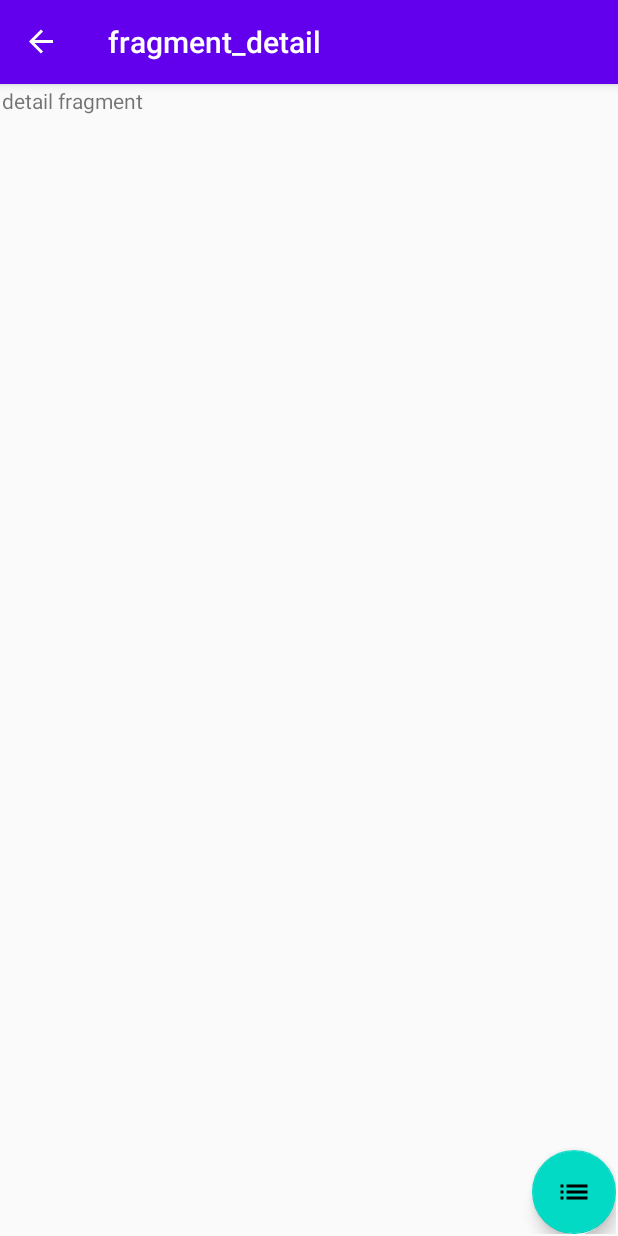
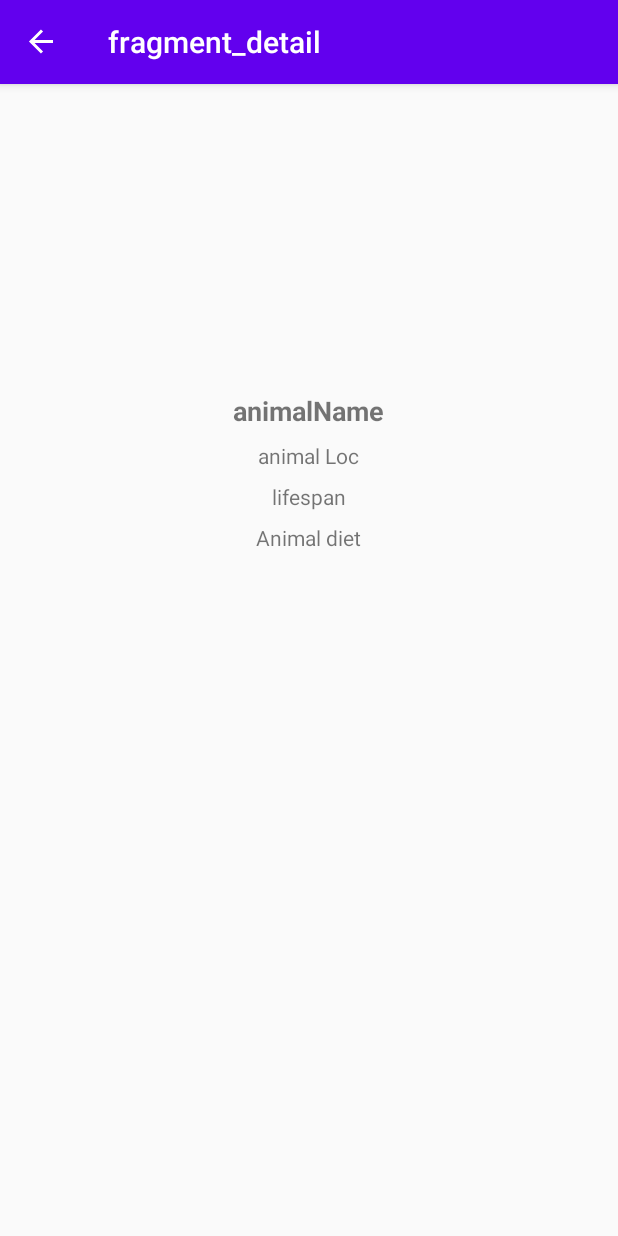
Before and after one commit to AssemAbdirashova/Android_project, an Android app: the DetailFragment screen opened through its navigation route, on a phone screen of 412 x 824 dp. Run offline under Robolectric (Android 15) with nearby library versions, the phone set to English and light mode, and no system bars; our stand-ins replace RxJava, navigation-ui; network calls fail.

Commit message:
MVVM added

```diff
--- a/app/src/main/AndroidManifest.xml
+++ b/app/src/main/AndroidManifest.xml
@@ -1,11 +1,12 @@
 <?xml version="1.0" encoding="utf-8"?>
 <manifest xmlns:android="http://schemas.android.com/apk/res/android"
     package="com.example.project">
-
+    <uses-permission android:name="android.permission.INTERNET"/>
     <application
         android:allowBackup="true"
         android:icon="@mipmap/ic_launcher"
         android:label="@string/app_name"
+        android:usesCleartextTraffic="true"
         android:roundIcon="@mipmap/ic_launcher_round"
         android:supportsRtl="true"
         android:theme="@style/AppTheme">
--- /dev/null
+++ b/app/src/main/java/com/example/project/model/AnimalApi.kt
@@ -0,0 +1,18 @@
+package com.example.project.model
+
+import io.reactivex.Single
+import retrofit2.http.Field
+import retrofit2.http.FormUrlEncoded
+import retrofit2.http.GET
+import retrofit2.http.POST
+
+interface AnimalApi {
+    @GET("getKey")
+    fun getApiKey(): Single<Apikey>
+
+    @FormUrlEncoded
+    @POST("getAnimals")
+    fun getAnimals(@Field("key") key: String): Single<List<Animal>>
+
+
+}
--- /dev/null
+++ b/app/src/main/java/com/example/project/model/AnimalApiService.kt
@@ -0,0 +1,25 @@
+package com.example.project.model
+
+import io.reactivex.Single
+import retrofit2.Retrofit
+import retrofit2.adapter.rxjava2.RxJava2CallAdapterFactory
+import retrofit2.converter.gson.GsonConverterFactory
+
+class AnimalApiService {
+    private val BASE_URL = "https://us-central1-apis-4674e.cloudfunctions.net"
+
+    private val api = Retrofit.Builder()
+        .baseUrl(BASE_URL)
+        .addConverterFactory(GsonConverterFactory.create())
+        .addCallAdapterFactory(RxJava2CallAdapterFactory.create())
+        .build()
+        .create(AnimalApi::class.java)
+
+    fun getApiKey(): Single<Apikey> {
+        return api.getApiKey()
+    }
+
+    fun getAnimals(key: String): Single<List<Animal>> {
+        return api.getAnimals(key)
+    }
+}
--- /dev/null
+++ b/app/src/main/java/com/example/project/util/SharedPreferencesHelper.kt
@@ -0,0 +1,17 @@
+package com.example.project.util
+
+import android.content.Context
+import android.preference.PreferenceManager
+
+class SharedPreferencesHelper(context: Context){
+    private val PREF_API_KEY = "Api key"
+    private val prefs = PreferenceManager.getDefaultSharedPreferences(context.applicationContext)
+
+    fun saveApiKey(key: String){
+        prefs.edit().putString(PREF_API_KEY, key).apply()
+    }
+
+    fun getApiKey() = prefs.getString(PREF_API_KEY, null)
+
+
+}
--- a/app/src/main/java/com/example/project/view/DetailFragment.kt
+++ b/app/src/main/java/com/example/project/view/DetailFragment.kt
@@ -1,16 +1,14 @@
 package com.example.project.view
 
 import android.os.Bundle
-import androidx.fragment.app.Fragment
 import android.view.LayoutInflater
 import android.view.View
 import android.view.ViewGroup
-import androidx.navigation.Navigation
-
+import androidx.fragment.app.Fragment
 import com.example.project.R
-import kotlinx.android.synthetic.main.fragment_detail.*
 
 class DetailFragment : Fragment() {
+
 
     override fun onCreateView(
         inflater: LayoutInflater, container: ViewGroup?,
@@ -19,11 +17,4 @@ class DetailFragment : Fragment() {
         return inflater.inflate(R.layout.fragment_detail, container, false)
     }
 
-    override fun onViewCreated(view: View, savedInstanceState: Bundle?) {
-        super.onViewCreated(view, savedInstanceState)
-        buttonList.setOnClickListener {
-            val action = DetailFragmentDirections.detailList()
-            Navigation.findNavController(it).navigate(action)
-        }
-    }
 }
--- a/app/src/main/java/com/example/project/view/ListFragment.kt
+++ b/app/src/main/java/com/example/project/view/ListFragment.kt
@@ -1,16 +1,41 @@
 package com.example.project.view
 
 import android.os.Bundle
-import androidx.fragment.app.Fragment
 import android.view.LayoutInflater
 import android.view.View
 import android.view.ViewGroup
-import androidx.navigation.Navigation
-
+import androidx.fragment.app.Fragment
+import androidx.lifecycle.Observer
+import androidx.lifecycle.ViewModelProviders
+import androidx.recyclerview.widget.GridLayoutManager
 import com.example.project.R
+import com.example.project.model.Animal
+import com.example.project.viewmodel.ListVewModel
 import kotlinx.android.synthetic.main.fragment_list.*
 
 class ListFragment : Fragment() {
+    private lateinit var viewModel: ListVewModel
+    private val listAdapter = AnimalListAdapter(arrayListOf())
+    private val animalListDataObserver = Observer<List<Animal>> {
+        list ->
+        list?.let{
+            animalList.visibility = View.VISIBLE
+            listAdapter.updateAnimalList(it)
+        }
+    }
+    private val loadingLiveDateObserver = Observer<Boolean> {
+        isLoading ->
+        loadingView.visibility = if(isLoading) View.VISIBLE else View.GONE
+        if(isLoading) {
+            errorlist.visibility = View.GONE
+            animalList.visibility = View.GONE
+        }
+    }
+    private val errorLiveDateObserver = Observer<Boolean> {
+        isError->
+        errorlist.visibility = if(isError) View.VISIBLE else View.GONE
+    }
+
 
 
     override fun onCreateView(
@@ -22,10 +47,24 @@ class ListFragment : Fragment() {
 
     override fun onViewCreated(view: View, savedInstanceState: Bundle?) {
         super.onViewCreated(view, savedInstanceState)
-        buttonDetail.setOnClickListener{
-            val action = ListFragmentDirections.listDetail()
-            Navigation.findNavController(it).navigate(action)
+        viewModel = ViewModelProviders.of(this).get(ListVewModel::class.java)
+        viewModel.animals.observe(viewLifecycleOwner, animalListDataObserver)
+        viewModel.loading.observe(viewLifecycleOwner, errorLiveDateObserver)
+        viewModel.refresh()
+        animalList.apply {
+            layoutManager = GridLayoutManager(context, 2)
+            adapter = listAdapter
         }
+        refreshLayout.setOnRefreshListener{
+            animalList.visibility = View.GONE
+            errorlist.visibility = View.GONE
+            loadingView.visibility = View.VISIBLE
+            viewModel.refresh()
+            refreshLayout.isRefreshing = false
+            loadingView.visibility = View.GONE
+        }
+
     }
 
+
 }
--- a/app/src/main/java/com/example/project/view/MainActivity.kt
+++ b/app/src/main/java/com/example/project/view/MainActivity.kt
@@ -1,7 +1,7 @@
 package com.example.project.view
 
+import android.os.Bundle
 import androidx.appcompat.app.AppCompatActivity
-import android.os.Bundle
 import androidx.navigation.NavController
 import androidx.navigation.Navigation
 import androidx.navigation.ui.NavigationUI
@@ -16,7 +16,6 @@ class MainActivity : AppCompatActivity() {
         navController = Navigation.findNavController(this, R.id.fragment2)
         NavigationUI.setupActionBarWithNavController(this, navController)
     }
-
     override fun onSupportNavigateUp(): Boolean {
         return NavigationUI.navigateUp(navController, null )
     }
--- /dev/null
+++ b/app/src/main/java/com/example/project/viewmodel/ListVewModel.kt
@@ -0,0 +1,107 @@
+package com.example.project.viewmodel
+
+import android.app.Application
+import androidx.lifecycle.AndroidViewModel
+import androidx.lifecycle.MutableLiveData
+import com.example.project.model.Animal
+import com.example.project.model.AnimalApiService
+import com.example.project.model.Apikey
+import com.example.project.util.SharedPreferencesHelper
+import io.reactivex.android.schedulers.AndroidSchedulers
+import io.reactivex.disposables.CompositeDisposable
+import io.reactivex.observers.DisposableSingleObserver
+import io.reactivex.schedulers.Schedulers
+
+class ListVewModel(application: Application): AndroidViewModel(application) {
+
+    val animals by lazy { MutableLiveData<List<Animal>>()}
+    val loadError by lazy { MutableLiveData<Boolean>() }
+    val loading by lazy { MutableLiveData<Boolean>()}
+    private val disposable = CompositeDisposable()
+    private val apiService = AnimalApiService()
+    private val prefs = SharedPreferencesHelper(getApplication())
+    private var invalidApikey = false
+
+    fun refresh() {
+        loading.value = true
+        invalidApikey = false
+        val key = prefs.getApiKey()
+        if(key.isNullOrEmpty()){
+            getKey()
+        }else{
+            getAnimals(key)
+        }
+        getKey()
+    }
+
+    fun hardRefresh() {
+        loading.value = true
+        getKey()
+    }
+
+    private fun getKey() {
+        disposable.add(
+            apiService.getApiKey()
+                .subscribeOn(Schedulers.newThread())
+                .observeOn(AndroidSchedulers.mainThread())
+                .subscribeWith(object: DisposableSingleObserver<Apikey>(){
+                    override fun onSuccess(key: Apikey) {
+                        if(key.key.isNullOrEmpty()){
+                            loadError.value = true
+                            loading.value = false
+                        }
+                        else{
+                            prefs.saveApiKey(key.key)
+                            getAnimals(key.key)
+
+                        }
+                    }
+
+                    override fun onError(e: Throwable) {
+                            if(!invalidApikey) {
+                                invalidApikey = true
+                                getKey()
+
+                            }
+                        else{
+                                e.printStackTrace()
+                                loading.value = false
+                                animals.value = null
+                                loadError.value = true
+                            }
+
+                    }
+
+                }
+                )
+        )
+    }
+    private fun getAnimals(key: String){
+
+        disposable.add(
+            apiService.getAnimals(key)
+                .subscribeOn(Schedulers.newThread())
+                .observeOn(AndroidSchedulers.mainThread())
+                .subscribeWith(object : DisposableSingleObserver<List<Animal>>(){
+                    override fun onSuccess(list: List<Animal>) {
+                        loadError.value = false
+                        animals.value = list
+                        loading.value = false
+                    }
+
+                    override fun onError(e: Throwable) {
+                        e.printStackTrace()
+                        animals.value = null
+                        loading.value = false
+                        loadError.value = false
+                    }
+
+                })
+        )
+
+    }
+    override fun onCleared() {
+        super.onCleared()
+        disposable.clear()
+    }
+}
--- a/app/src/main/res/layout/fragment_detail.xml
+++ b/app/src/main/res/layout/fragment_detail.xml
@@ -1,24 +1,47 @@
 <?xml version="1.0" encoding="utf-8"?>
-<androidx.constraintlayout.widget.ConstraintLayout xmlns:android="http://schemas.android.com/apk/res/android"
+<LinearLayout xmlns:android="http://schemas.android.com/apk/res/android"
     xmlns:app="http://schemas.android.com/apk/res-auto"
     xmlns:tools="http://schemas.android.com/tools"
     android:layout_width="match_parent"
     android:layout_height="match_parent"
-    tools:context=".view.DetailFragment">
-
-    <!-- TODO: Update blank fragment layout -->
+    tools:context=".view.DetailFragment"
+    android:gravity="center_horizontal"
+    android:orientation="vertical">
+    <ImageView
+        android:id="@+id/animalImage"
+        android:layout_width="match_parent"
+        android:layout_height="wrap_content"
+        android:scaleType="center"
+        android:minHeight="200dp"/>
     <TextView
-        android:layout_width="match_parent"
-        android:layout_height="match_parent"
-        android:text="detail fragment" />
-
-    <com.google.android.material.floatingactionbutton.FloatingActionButton
-        android:id="@+id/buttonList"
+        android:id = "@+id/animalName"
         android:layout_width="wrap_content"
         android:layout_height="wrap_content"
-        android:clickable="true"
-        android:src="@drawable/ic_list"
-        app:layout_constraintBottom_toBottomOf="parent"
-        app:layout_constraintEnd_toEndOf="parent" />
+        style="@style/Title"
+        android:layout_margin="4dp"
+        android:text="animalName"/>
+    <TextView
+        android:id = "@+id/animallocation"
+        android:layout_width="wrap_content"
+        android:layout_height="wrap_content"
+        android:layout_margin="4dp"
+        style="@style/Text"
+        android:text="animal Loc"/>
+    <TextView
+        android:id = "@+id/lifespan"
+        android:layout_width="wrap_content"
+        android:layout_height="wrap_content"
+        style="@style/Text"
+        android:layout_margin="4dp"
+        android:text="lifespan"/>
+    <TextView
+        android:id = "@+id/animalDiet"
+        android:layout_width="wrap_content"
+        android:layout_height="wrap_content"
+        style="@style/Text"
+        android:layout_margin="4dp"
+        android:text="Animal diet"/>
 
-</androidx.constraintlayout.widget.ConstraintLayout>
+
+
+</LinearLayout>
--- a/app/src/main/res/values/styles.xml
+++ b/app/src/main/res/values/styles.xml
@@ -7,5 +7,12 @@
         <item name="colorPrimaryDark">@color/colorPrimaryDark</item>
         <item name="colorAccent">@color/colorAccent</item>
     </style>
-
+    <style name="Title">
+        <item name="android:textSize">18sp</item>
+        <item name="android:textStyle">bold</item>
+    </style>
+    <style name="Text">
+        <item name="android:textSize">14sp</item>
+        <item name="android:textStyle"></item>
+    </style>
 </resources>
--- /dev/null
+++ b/app/src/main/res/xml/network_security_config.xml
@@ -0,0 +1,6 @@
+<?xml version="1.0" encoding="utf-8"?>
+<network_security_config>
+    <domain-config cleartextTrafficPermitted="true">
+        <domain includeSubdomains="true">your.domain.com</domain>
+    </domain-config>
+</network_security_config>
```
Also changed, not shown: app/build.gradle (+46 -2 lines), app/src/main/java/com/example/project/model/Animal.kt (added, +33 -0 lines), app/src/main/java/com/example/project/util/Util.kt (added, +25 -0 lines), app/src/main/java/com/example/project/view/AnimalListAdapter.kt (added, +40 -0 lines), app/src/main/res/layout/fragment_list.xml (+43 -16 lines), app/src/main/res/layout/item_animal.xml (added, +29 -0 lines).
